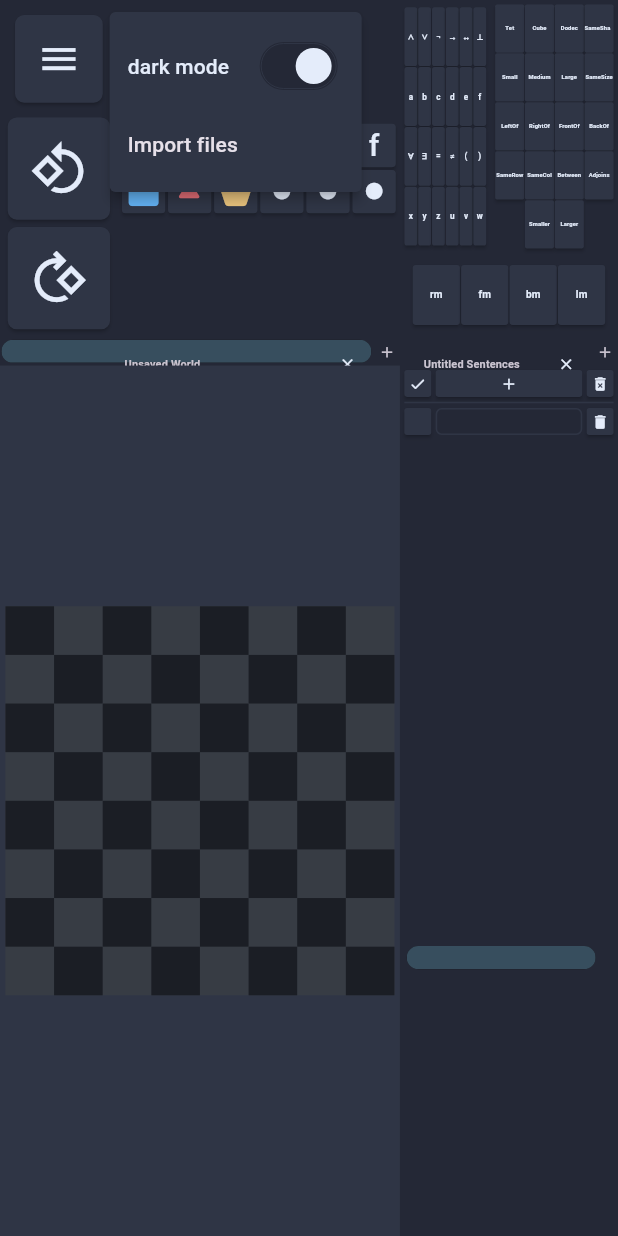
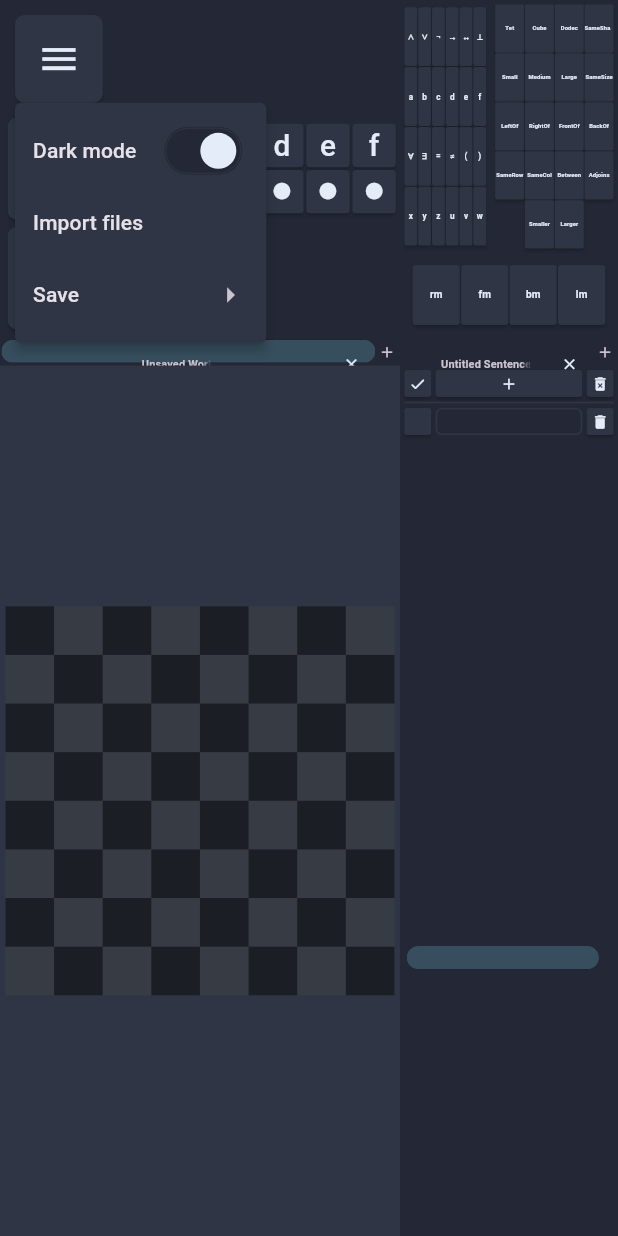
Before and after one commit to Combifightet/bivalenz_world_web, a Flutter app: the screen it shows after launch, after a tap on the "menu" icon, on a phone screen of 412 x 824 dp. Run offline on Flutter 3.47's test engine with Material 3 defaults, Android fonts, the phone set to English and light mode, and no system bars; our stand-ins replace file_picker; missing offline and left inert: logic_expr_tree.

Commit message:
fixed handeler text not cutting of prematurely

```diff
--- a/lib/board_handeler.dart
+++ b/lib/board_handeler.dart
@@ -56,10 +56,8 @@ class BoardHandelerState extends State<BoardHandeler> {
           );
           painter.layout();
           double textWidth = painter.size.width;
+          double chipWidth = (folWorldIndex==i?34+30*uiScale:34)+textWidth;
           Widget chip = GestureDetector(
-            // splashColor: Colors.transparent,
-            // hoverColor: Colors.transparent,
-            // overlayColor: WidgetStatePropertyAll(Colors.transparent),
             onTap: () {
               if (folWorldIndex!=i) {
                 setState(() {
@@ -73,7 +71,6 @@ class BoardHandelerState extends State<BoardHandeler> {
               alignment: Alignment.centerLeft,
               child: LayoutBuilder(
                 builder: (BuildContext context, BoxConstraints constraints) {
-                  double chipWidth = (folWorldIndex==i?52:20)+textWidth;
                   double padding = max(0, constraints.maxWidth-chipWidth)/2;
                   return Chip(
                     color: folWorldIndex!=i
@@ -102,10 +99,6 @@ class BoardHandelerState extends State<BoardHandeler> {
             ),
           );
           Widget expandedChip = GestureDetector(
-            // splashColor: Colors.transparent,
-            // hoverColor: Colors.transparent,
-            // overlayColor: WidgetStatePropertyAll(Colors.transparent),
-            // onTap: () {},
             onTertiaryTapUp: (_) => delete(i),
             child: Chip(
               color: WidgetStatePropertyAll(
@@ -136,7 +129,7 @@ class BoardHandelerState extends State<BoardHandeler> {
               },
             ),
           );
-          children.add(folWorldIndex==i && constraints.maxWidth/folWorlds.length<textWidth+52
+          children.add(folWorldIndex==i && constraints.maxWidth/folWorlds.length<chipWidth+20*uiScale
             ? expandedChip
             : Expanded(child: chip)
           );
@@ -146,11 +139,10 @@ class BoardHandelerState extends State<BoardHandeler> {
             aspectRatio: 1,
             child: IconButton(
               onPressed: () {
-                setState(() {
-                  folWorlds.add(FolWorld());
-                  folWorldNames.add(null);
-                  folWorldIndex = folWorlds.length-1;
-                });
+                folWorlds.add(FolWorld());
+                folWorldNames.add(null);
+                folWorldIndex = folWorlds.length-1;
+                refresh();
                 objecButtonsKey.currentState?.refresh();
               },
               icon: Icon(Icons.add, size: 32*uiScale),
--- a/lib/home_page.dart
+++ b/lib/home_page.dart
@@ -9,7 +9,7 @@ import 'logic_sentences.dart';
 import 'fol_world_board.dart';
 import 'board_handeler.dart';
 import 'object_buttons.dart';
-import 'rotate_import.dart';
+import 'rotate_file_manager.dart';
 import 'theme.dart';
 
 class HomePage extends StatefulWidget {
@@ -46,7 +46,7 @@ class _HomePageState extends State<HomePage> {
                             child: AspectRatio(
                               aspectRatio:  1/3,
                               // child: Expanded(
-                                child: RotateImport(),
+                                child: RotateFileManager(),
                               // ),
                             ),
                           ),
--- a/lib/rotate_import.dart
+++ b/lib/rotate_file_manager.dart
@@ -8,17 +8,17 @@ import 'package:logic_expr_tree/logic_expr_tree.dart';
 
 import 'theme.dart';
 
-class RotateImport extends StatefulWidget {
+class RotateFileManager extends StatefulWidget {
 
-  const RotateImport({
+  const RotateFileManager({
     super.key,
   });
 
   @override
-  State<RotateImport> createState() => _RotateImportState();
+  State<RotateFileManager> createState() => _RotateFileManagerState();
 }
 
-class _RotateImportState extends State<RotateImport> {
+class _RotateFileManagerState extends State<RotateFileManager> {
   double uiScale = 1;
 
   bool _isLoading = false;
@@ -128,41 +128,15 @@ class _RotateImportState extends State<RotateImport> {
                 aspectRatio: 1,
                 child: Padding(
                   padding: EdgeInsets.all(6*uiScale),
-                  child: ElevatedButton(
+                  child: MenuAnchor(
+                     builder: (context, controller, child) {
+                      return ElevatedButton(
                         onPressed: () {
-                      showMenu(
-                        context: context,
-                        position: RelativeRect.fromLTRB(constraints.maxWidth, 0, constraints.maxWidth+100*uiScale, 100*uiScale),
-                        items: [
-                          PopupMenuItem(
-                            child: ValueListenableBuilder(
-                              valueListenable: themeMode,
-                              builder: (BuildContext context, ThemeMode value, Widget? child) {
-                                return SwitchListTile(
-                                  value: value==ThemeMode.dark,
-                                  title: Text('dark mode'),
-                                  onChanged: null,
-                                );
+                          if (controller.isOpen) {
+                            controller.close();
+                          } else {
+                            controller.open();
                           }
-                            ),
-                            onTap: () {
-                              setState(() {
-                                if (themeMode.value==ThemeMode.dark) {
-                                  themeMode.value = ThemeMode.light;
-                                } else {
-                                  themeMode.value = ThemeMode.dark;
-                                }
-                              });
-                            },
-                          ),
-                          PopupMenuItem(
-                            child: Text('Import files'),
-                            onTap: () {
-                              _importFile();
-                            },
-                          ),
-                        ]
-                      );
                         },
                         style: ButtonStyle(
                           padding: const WidgetStatePropertyAll(EdgeInsets.zero),
@@ -175,6 +149,118 @@ class _RotateImportState extends State<RotateImport> {
                         child: Icon(Icons.menu_outlined,
                           size: 24*uiScale,
                         )
+
+                        // onPressed: () {
+                        //   showMenu(
+                        //     context: context,
+                        //     position: RelativeRect.fromLTRB(constraints.maxWidth, 0, constraints.maxWidth+100*uiScale, 100*uiScale),
+                        //     items: [
+                        //       PopupMenuItem(
+                        //         child: ValueListenableBuilder(
+                        //           valueListenable: themeMode,
+                        //           builder: (BuildContext context, ThemeMode value, Widget? child) {
+                        //             return SwitchListTile(
+                        //               value: value==ThemeMode.dark,
+                        //               title: Text('dark mode'),
+                        //               onChanged: null,
+                        //             );
+                        //           }
+                        //         ),
+                        //         onTap: () {
+                        //           setState(() {
+                        //             if (themeMode.value==ThemeMode.dark) {
+                        //               themeMode.value = ThemeMode.light;
+                        //             } else {
+                        //               themeMode.value = ThemeMode.dark;
+                        //             }
+                        //           });
+                        //         },
+                        //       ),
+                        //       PopupMenuItem(
+                        //         child: Text('Import files'),
+                        //         onTap: () {
+                        //           _importFile();
+                        //         },
+                        //       ),
+                        //       PopupMenuItem(
+                        //         child: SubmenuButton(
+                        //           menuChildren: [
+                        //             MenuItemButton(
+                        //               onPressed: () {},
+                        //               child: Text('Save World'),
+                        //             ),
+                        //             MenuItemButton(
+                        //               onPressed: () {},
+                        //               child: Text('Save World As...'),
+                        //             ),
+                        //             MenuItemButton(
+                        //               onPressed: () {},
+                        //               child: Text('Save Sentences'),
+                        //             ),
+                        //             MenuItemButton(
+                        //               onPressed: () {},
+                        //               child: Text('Save Sentences As...'),
+                        //             ),
+                        //           ],
+                        //           child: Text(kIsWeb?'Download':'Save')
+                        //         )
+                        //       )
+                        //     ]
+                        //   );
+                        // },
+                      );
+                    },
+                    menuChildren: [
+                      MenuItemButton(
+                        child: Row(
+                          mainAxisAlignment: MainAxisAlignment.spaceBetween,
+                          children: [
+                            Text('Dark mode'),
+                            Padding(
+                              padding: EdgeInsets.only(left: 12*uiScale),
+                              child: Switch(
+                                value: themeMode.value==ThemeMode.dark,
+                                onChanged: null
+                              ),
+                            )
+                          ],
+                        ),
+                        onPressed: () {
+                          setState(() {
+                            if (themeMode.value==ThemeMode.dark) {
+                              themeMode.value = ThemeMode.light;
+                            } else {
+                              themeMode.value = ThemeMode.dark;
+                            }
+                          });
+                        },
+                      ),
+                      MenuItemButton(
+                        child: Text('Import files'),
+                        onPressed: () => _importFile(),
+                      ),
+                      SubmenuButton(
+                        menuChildren: [
+                          MenuItemButton(
+                            onPressed: () {},
+                            child: Text('Save World'),
+                          ),
+                          MenuItemButton(
+                            onPressed: () {},
+                            child: Text('Save World As...'),
+                          ),
+                          MenuItemButton(
+                            onPressed: () {},
+                            child: Text('Save Sentences'),
+                          ),
+                          MenuItemButton(
+                            onPressed: () {},
+                            child: Text('Save Sentences As...'),
+                          ),
+                        ],
+                        child: Text(kIsWeb?'Download':'Save')
+                      ),
+                    ],
                   ),
                 ),
               ),
--- a/lib/sentence_handeler.dart
+++ b/lib/sentence_handeler.dart
@@ -1,6 +1,5 @@
+import 'package:flutter/material.dart';
 import 'dart:math';
-
-import 'package:flutter/material.dart';
 
 import 'theme.dart';
 
@@ -55,10 +54,8 @@ class SentenceHandelerState extends State<SentenceHandeler> {
           );
           painter.layout();
           double textWidth = painter.size.width;
+          double chipWidth = (folSentenceIndex==i?34+30*uiScale:34)+textWidth;
           Widget chip = GestureDetector(
-            // splashColor: Colors.transparent,
-            // hoverColor: Colors.transparent,
-            // overlayColor: WidgetStatePropertyAll(Colors.transparent),
             onTap: () {
               if (folSentenceIndex!=i) {
                 setState(() {
@@ -72,7 +69,6 @@ class SentenceHandelerState extends State<SentenceHandeler> {
               alignment: Alignment.centerLeft,
               child: LayoutBuilder(
                 builder: (BuildContext context, BoxConstraints constraints) {
-                  double chipWidth = (folSentenceIndex==i?52:20)+textWidth;
                   double padding = max(0, constraints.maxWidth-chipWidth)/2;
                   return Chip(
                     color: folSentenceIndex!=i
@@ -101,10 +97,6 @@ class SentenceHandelerState extends State<SentenceHandeler> {
             ),
           );
           Widget expandedChip = GestureDetector(
-            // splashColor: Colors.transparent,
-            // hoverColor: Colors.transparent,
-            // overlayColor: WidgetStatePropertyAll(Colors.transparent),
-            // onTap: () {},
             onTertiaryTapUp: (_) => delete(i),
             child: Chip(
               color: WidgetStatePropertyAll(
@@ -135,7 +127,7 @@ class SentenceHandelerState extends State<SentenceHandeler> {
               },
             ),
           );
-          children.add(folSentenceIndex==i && constraints.maxWidth/folSentences.length<textWidth+52
+          children.add(folSentenceIndex==i && constraints.maxWidth/folSentences.length<chipWidth+20*uiScale
             ? expandedChip
             : Expanded(child: chip)
           );
@@ -145,14 +137,13 @@ class SentenceHandelerState extends State<SentenceHandeler> {
             aspectRatio: 1,
             child: IconButton(
               onPressed: () {
-                setState(() {
                 folSentences.add([SentenceTile(
                   key: UniqueKey(),
                   controller: TextEditingController(),
                 )]);
                 folSentenceNames.add(null);
                 folSentenceIndex = folSentences.length-1;
-                });
+                refresh();
                 folScentenceKey.currentState?.refresh();
               },
               icon: Icon(Icons.add, size: 32*uiScale),
--- a/lib/theme.dart
+++ b/lib/theme.dart
@@ -164,20 +164,23 @@ ThemeData darkTheme = ThemeData(
     trackColor: WidgetStatePropertyAll(backgroundColor),
     trackOutlineColor: WidgetStatePropertyAll(backgroundAccentColor),
     trackOutlineWidth: WidgetStatePropertyAll(0),
+
   ),
   listTileTheme: ListTileThemeData(
     iconColor: foregroundAccentColor,
     textColor: foregroundAccentColor,
     tileColor: backgroundAccentColor,
   ),
-  popupMenuTheme: PopupMenuThemeData(
-    color: backgroundAccentColor
+  menuTheme: MenuThemeData(
+    style: MenuStyle(
+      backgroundColor: WidgetStatePropertyAll(backgroundAccentColor),
+    )
   ),
   chipTheme: ChipThemeData(
     backgroundColor: backgroundAccentColor,
     selectedColor: cyanAccentColor,
     deleteIconColor: foregroundAccentColor,
-    padding: EdgeInsets.zero,
+    // padding: EdgeInsets.zero,
     side: BorderSide.none
   ),
   inputDecorationTheme: InputDecorationTheme(
```
Lines whose indentation alone changed are shown as unchanged.
